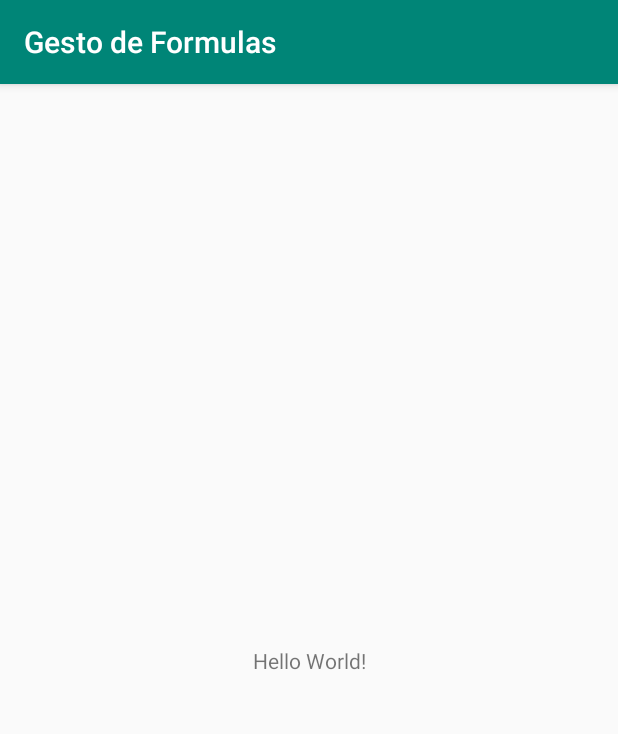
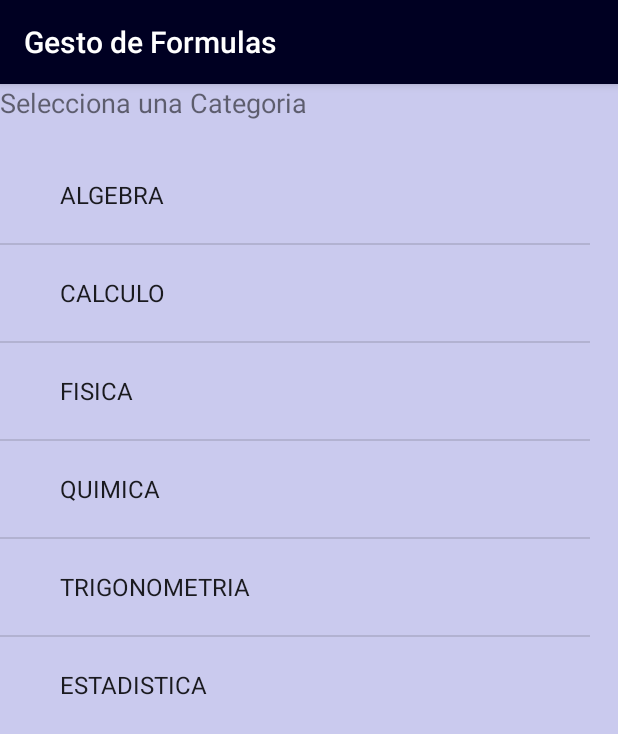
Before and after one commit to yeison642/GestodeFormula, an Android app: the screen it shows after launch (MainActivity), on a phone screen of 412 x 824 dp. Shown: the top 734 px of the screen. Run offline under Robolectric (Android 15) with nearby library versions, the phone set to English and light mode, and no system bars.

Commit message:
Creacion categoria Calculo

```diff
--- a/app/build.gradle
+++ b/app/build.gradle
@@ -26,4 +26,5 @@ dependencies {
     testImplementation 'junit:junit:4.12'
     androidTestImplementation 'androidx.test:runner:1.2.0'
     androidTestImplementation 'androidx.test.espresso:espresso-core:3.2.0'
+    implementation 'androidx.recyclerview:recyclerview:1.0.0'
 }
--- a/app/src/main/AndroidManifest.xml
+++ b/app/src/main/AndroidManifest.xml
@@ -9,6 +9,7 @@
         android:roundIcon="@mipmap/ic_launcher_round"
         android:supportsRtl="true"
         android:theme="@style/AppTheme">
+        <activity android:name=".calculo"></activity>
         <activity android:name=".MainActivity">
             <intent-filter>
                 <action android:name="android.intent.action.MAIN" />
--- a/app/src/main/java/com/example/gestodeformulas/MainActivity.java
+++ b/app/src/main/java/com/example/gestodeformulas/MainActivity.java
@@ -3,12 +3,34 @@ package com.example.gestodeformulas;
 import androidx.appcompat.app.AppCompatActivity;
 
 import android.os.Bundle;
+import android.view.View;
+import android.widget.AdapterView;
+import android.widget.ArrayAdapter;
+import android.widget.ListView;
+import android.widget.TextView;
+import android.widget.Toast;
 
 public class MainActivity extends AppCompatActivity {
+
+    ListView listView;
+    String []valores = new String[] {"ALGEBRA","CALCULO","FISICA","QUIMICA","TRIGONOMETRIA","ESTADISTICA"};
+
 
     @Override
     protected void onCreate(Bundle savedInstanceState) {
         super.onCreate(savedInstanceState);
         setContentView(R.layout.activity_main);
+
+        listView = (ListView)findViewById(R.id.lvLista);
+
+        ArrayAdapter<String> adapter = new ArrayAdapter<String>(this, android.R.layout.simple_expandable_list_item_1,valores);
+        listView.setAdapter(adapter);
+        listView.setOnItemClickListener(new AdapterView.OnItemClickListener() {
+            @Override
+            public void onItemClick(AdapterView<?> adapterView, View view, int i, long l) {
+                Toast.makeText(getApplicationContext(),"Position"+i,Toast.LENGTH_SHORT).show();
+            }
+        });
+
     }
 }
--- a/app/src/main/res/layout/activity_main.xml
+++ b/app/src/main/res/layout/activity_main.xml
@@ -4,15 +4,26 @@
     xmlns:tools="http://schemas.android.com/tools"
     android:layout_width="match_parent"
     android:layout_height="match_parent"
+    android:background="#CACAEE"
     tools:context=".MainActivity">
 
     <TextView
-        android:layout_width="wrap_content"
-        android:layout_height="wrap_content"
-        android:text="Hello World!"
-        app:layout_constraintBottom_toBottomOf="parent"
-        app:layout_constraintLeft_toLeftOf="parent"
-        app:layout_constraintRight_toRightOf="parent"
-        app:layout_constraintTop_toTopOf="parent" />
+        android:id="@+id/tv1"
+        android:layout_width="219dp"
+        android:layout_height="30dp"
+        android:background="#00FDFDFD"
+        android:text="@string/TextView"
+        android:textSize="18sp"
+        tools:layout_editor_absoluteX="32dp"
+        tools:layout_editor_absoluteY="16dp" />
+
+    <ListView
+        android:id="@+id/lvLista"
+        android:layout_width="393dp"
+        android:layout_height="383dp"
+        android:layout_marginTop="12dp"
+        app:layout_constraintTop_toBottomOf="@+id/tv1"
+        tools:layout_editor_absoluteX="9dp" />
+
 
 </androidx.constraintlayout.widget.ConstraintLayout>
--- a/app/src/main/res/values/colors.xml
+++ b/app/src/main/res/values/colors.xml
@@ -1,6 +1,6 @@
 <?xml version="1.0" encoding="utf-8"?>
 <resources>
-    <color name="colorPrimary">#008577</color>
-    <color name="colorPrimaryDark">#00574B</color>
+    <color name="colorPrimary">#000022</color>
+    <color name="colorPrimaryDark">#000011</color>
     <color name="colorAccent">#D81B60</color>
 </resources>
--- a/app/src/main/res/values/strings.xml
+++ b/app/src/main/res/values/strings.xml
@@ -1,3 +1,6 @@
 <resources>
     <string name="app_name">Gesto de Formulas</string>
+    <string name="TextView">Selecciona una Categoria</string>
+    <string name="TextCalculo">Calculo</string>
+
 </resources>
```
Also changed, not shown: app/src/main/java/com/example/gestodeformulas/calculo.java (added, +14 -0 lines), app/src/main/res/layout/activity_calculo.xml (added, +17 -0 lines).
